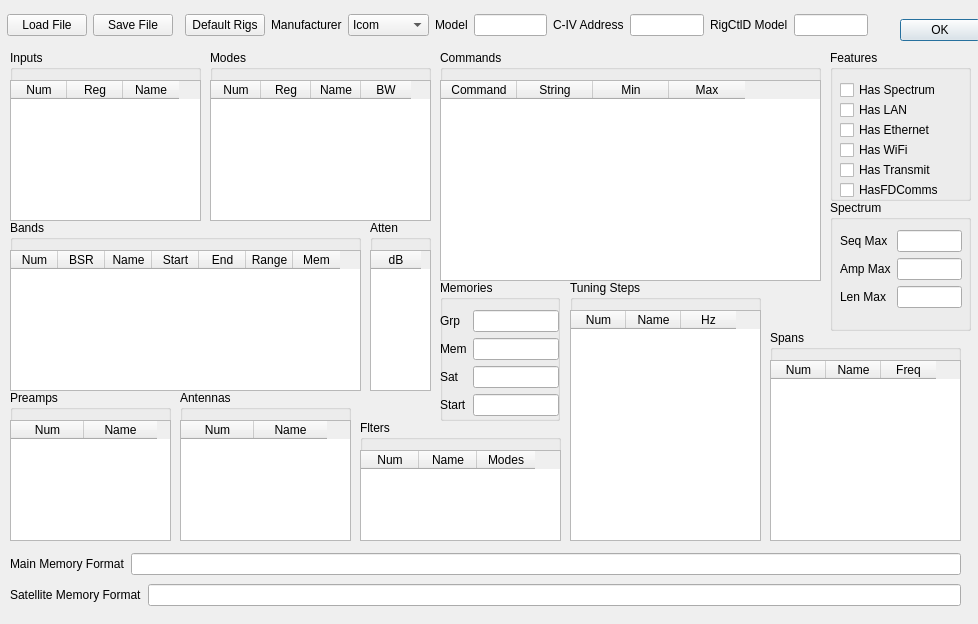
Qt form rigcreator.ui (adecarolis/wfweb) before a commit.
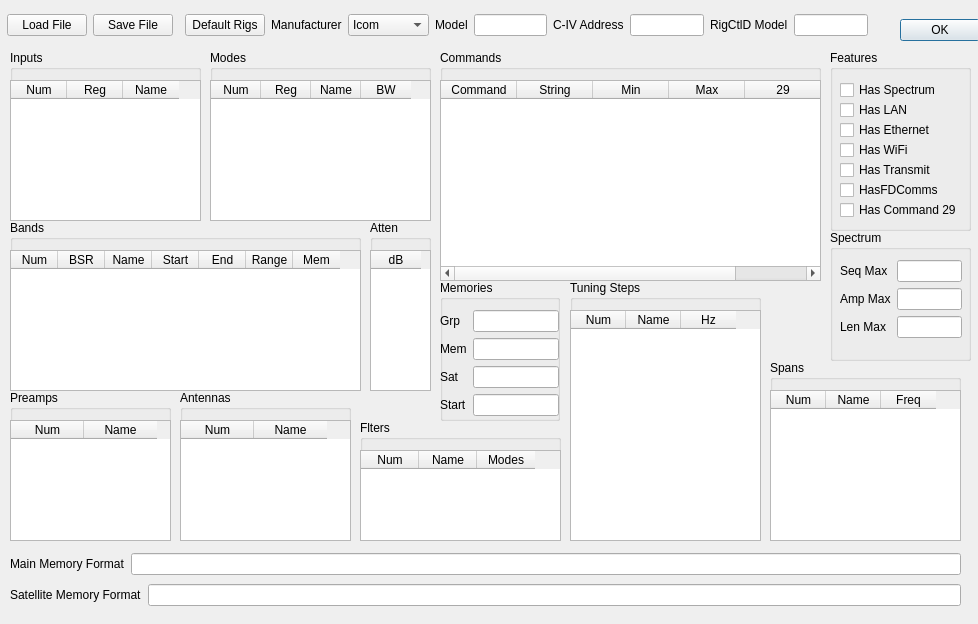
The same form after that commit. Custom widgets are drawn as their Qt base class.

Commit message: Lots of changes/fixes inc rewrite rigctld and move more commands.

```diff
--- a/rigcreator.ui
+++ b/rigcreator.ui
@@ -161,7 +161,7 @@
    <property name="geometry">
     <rect>
      <x>830</x>
-     <y>200</y>
+     <y>230</y>
      <width>141</width>
      <height>131</height>
     </rect>
@@ -632,7 +632,7 @@
      <number>0</number>
     </property>
     <property name="columnCount">
-     <number>4</number>
+     <number>5</number>
     </property>
     <attribute name="horizontalHeaderCascadingSectionResizes">
      <bool>false</bool>
@@ -672,6 +672,11 @@
       <string>Max</string>
      </property>
     </column>
+    <column>
+     <property name="text">
+      <string>29</string>
+     </property>
+    </column>
    </widget>
   </widget>
   <widget class="QGroupBox" name="groupBox_9">
@@ -680,7 +685,7 @@
      <x>830</x>
      <y>50</y>
      <width>141</width>
-     <height>151</height>
+     <height>181</height>
     </rect>
    </property>
    <property name="title">
@@ -764,6 +769,19 @@
      <string>HasFDComms</string>
     </property>
    </widget>
+   <widget class="QCheckBox" name="hasCommand29">
+    <property name="geometry">
+     <rect>
+      <x>10</x>
+      <y>150</y>
+      <width>121</width>
+      <height>20</height>
+     </rect>
+    </property>
+    <property name="text">
+     <string>Has Command 29</string>
+    </property>
+   </widget>
   </widget>
   <widget class="QGroupBox" name="groupBox_17">
    <property name="geometry">
@@ -974,9 +992,9 @@
    <property name="geometry">
     <rect>
      <x>770</x>
-     <y>330</y>
+     <y>360</y>
      <width>191</width>
-     <height>211</height>
+     <height>181</height>
     </rect>
    </property>
    <property name="title">
@@ -988,7 +1006,7 @@
       <x>0</x>
       <y>30</y>
       <width>191</width>
-      <height>181</height>
+      <height>151</height>
      </rect>
     </property>
     <property name="sizePolicy">
```
The commit also changes 22 other files.
